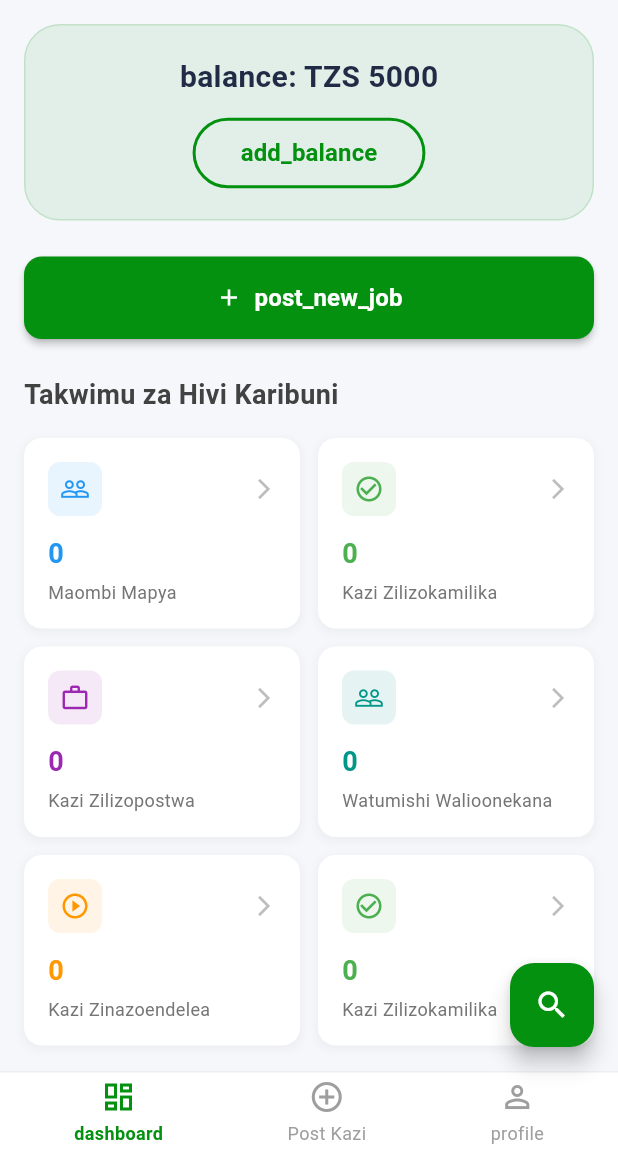
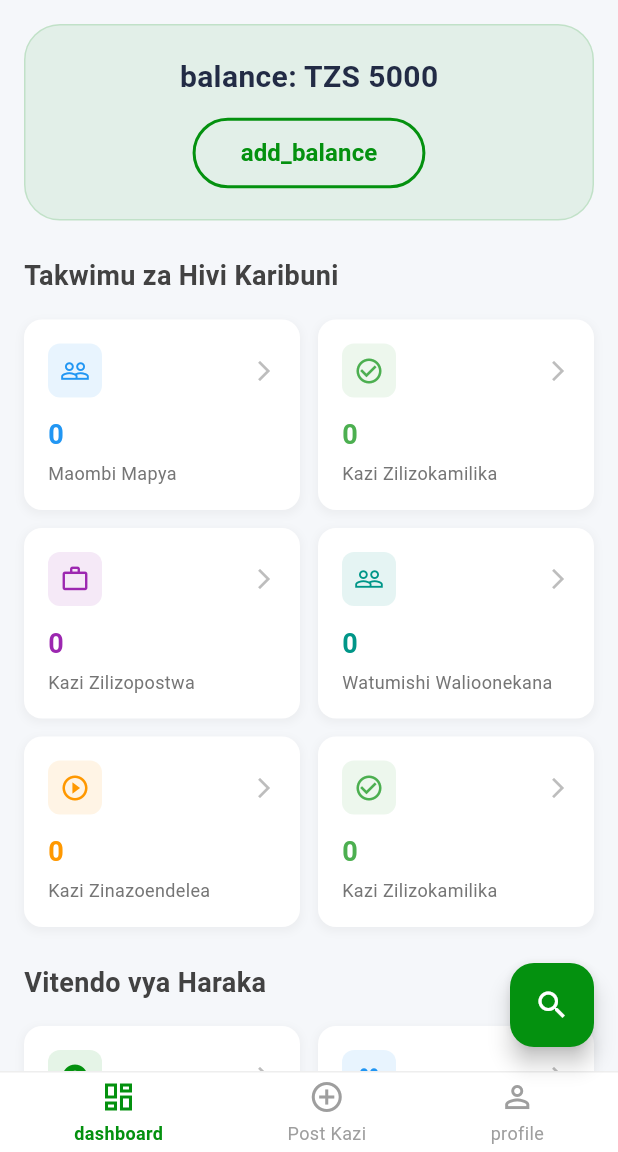
Before and after one commit to Swai-D/kazi-huru, a Flutter app: the JobProviderDashboardScreen screen opened by its route, on a phone screen of 412 x 824 dp, the part 84-1236 px from its top. Run offline on Flutter 3.47's test engine with Material 3 defaults, Android fonts, the phone set to English and light mode, and no system bars; our stand-ins replace cloud_firestore, firebase_auth, firebase_core, firebase_storage, flutter_dotenv, flutter_local_notifications and 5 more; accounts and stored records are empty.

Commit message:
refactor: Remove redundant Post New Job button from job provider dashboard
- Remove redundant button below wallet section for better design
- Keep Post Kazi functionality in bottom navigation bar and dashboard card
- Improve UI simplicity and reduce clutter
- Maintain all existing functionality through other access points

```diff
--- a/lib/features/job_provider/presentation/screens/job_provider_dashboard_screen.dart
+++ b/lib/features/job_provider/presentation/screens/job_provider_dashboard_screen.dart
@@ -357,30 +357,7 @@ class _DashboardContentState extends State<_DashboardContent> {
           ),
           const SizedBox(height: 24),
 
-          // Post Job Button
-          ElevatedButton.icon(
-            onPressed: () {
-              Navigator.push(
-                context,
-                MaterialPageRoute(builder: (context) => const PostJobScreen()),
-              );
-            },
-            icon: const Icon(Icons.add),
-            label: Text(
-              context.tr('post_new_job'),
-              style: const TextStyle(fontSize: 16, fontWeight: FontWeight.w600),
-            ),
-            style: ElevatedButton.styleFrom(
-              backgroundColor: ThemeConstants.primaryColor,
-              foregroundColor: Colors.white,
-              padding: const EdgeInsets.symmetric(vertical: 16),
-              shape: RoundedRectangleBorder(
-                borderRadius: BorderRadius.circular(12),
-              ),
-              elevation: 2,
-            ),
-          ),
-          const SizedBox(height: 24),
+
 
           // Quick Stats Section
           Text(
```
